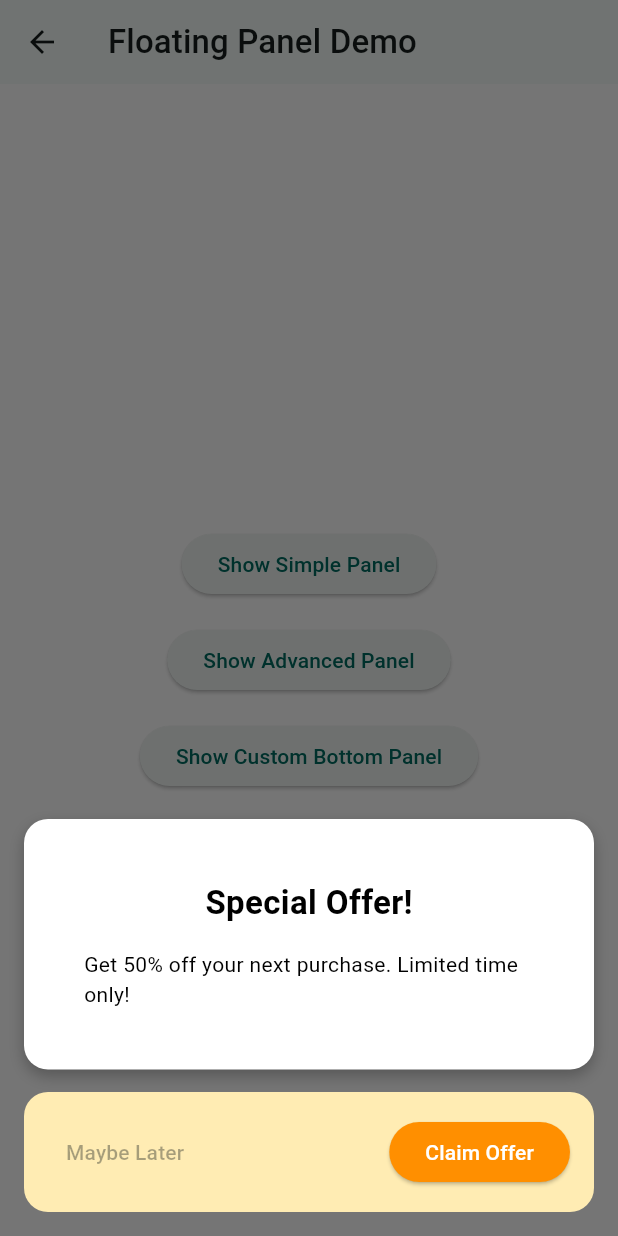
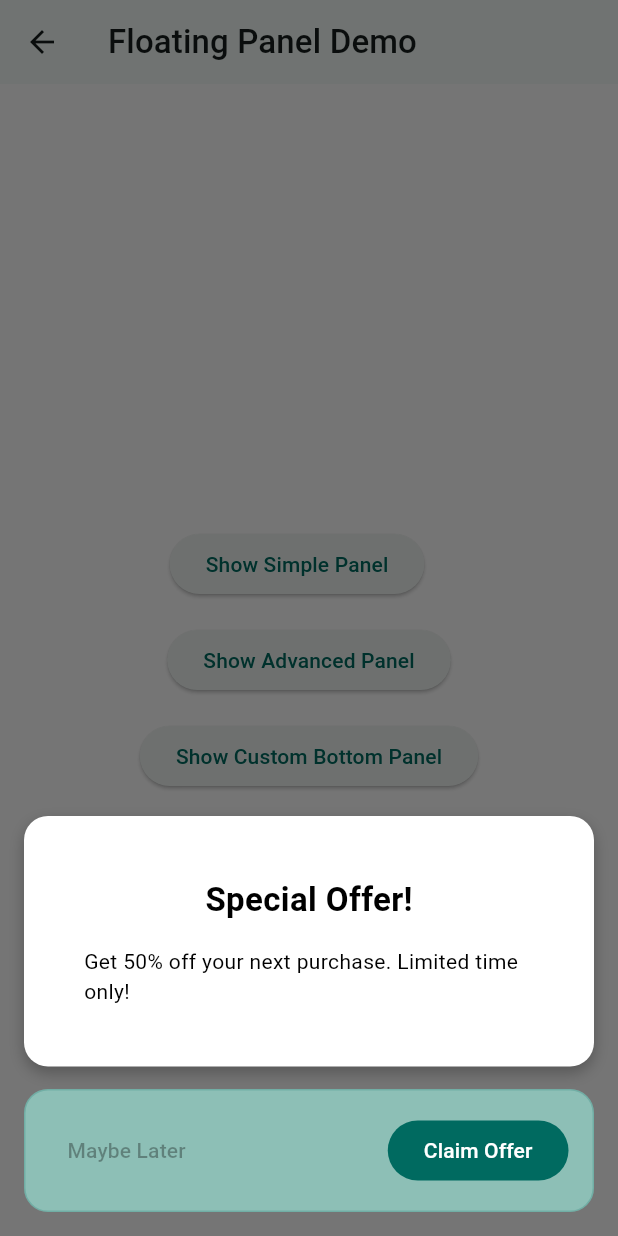
Before and after one commit to FRANK732/s_design, a Flutter app: the SFloatingPanelPage screen opened directly, after a tap on "Show Simple Panel", after a tap on "Show Advanced Panel", after a tap on "Show Custom Bottom Panel", on a phone screen of 412 x 824 dp. Run offline on Flutter 3.47's test engine with Material 3 defaults, Android fonts, the phone set to English and light mode, and no system bars; our stand-ins replace flutter_spinkit, get, google_fonts, qr_flutter, shimmer; missing offline and left inert: flutter_highlighter.

Commit message:
feat: release sDesign v2.0.0 with architecture redesign and add SFloatingPanel example page

```diff
--- a/example/lib/pages/s_floating_panel_page.dart
+++ b/example/lib/pages/s_floating_panel_page.dart
@@ -24,7 +24,9 @@ class _SFloatingPanelPageState
       config:
           SFloatingPanelConfig(
         content: Container(
+          constraints: const BoxConstraints(maxWidth: 400),
           padding: const EdgeInsets.all(24),
+          child: SingleChildScrollView(
             child: Column(
               mainAxisSize: MainAxisSize.min,
               children: [
@@ -43,6 +45,7 @@ class _SFloatingPanelPageState
             ),
           ),
         ),
+      ),
     );
   }
 
@@ -55,7 +58,9 @@ class _SFloatingPanelPageState
       config:
           SFloatingPanelConfig(
         content: Container(
+          constraints: const BoxConstraints(maxWidth: 450),
           padding: const EdgeInsets.all(24),
+          child: SingleChildScrollView(
             child: Column(
               mainAxisSize: MainAxisSize.min,
               crossAxisAlignment: CrossAxisAlignment.start,
@@ -105,23 +110,24 @@ class _SFloatingPanelPageState
               ],
             ),
           ),
+        ),
         barrierColor: Colors.black.withOpacity(0.7),
         showCloseButton: true,
       ),
     );
   }
 
-  Future<void>
-      _showCustomBottomPanel(BuildContext context) async {
-    await SFloatingPanel
-        .show(
-      context:
-          context,
-      config:
-          SFloatingPanelConfig(
+  Future<void> _showCustomBottomPanel(BuildContext context) async {
+    final theme = Theme.of(context);
+
+    await SFloatingPanel.show(
+      context: context,
+      config: SFloatingPanelConfig(
         content: Container(
+          width: 450,
           padding: const EdgeInsets.all(24),
-          child: const Column(
+          child: const SingleChildScrollView(
+            child: Column(
               mainAxisSize: MainAxisSize.min,
               children: [
                 Text(
@@ -133,14 +139,22 @@ class _SFloatingPanelPageState
               ],
             ),
           ),
+        ),
         customBottomWidget: Container(
+          width: 450,
           padding: const EdgeInsets.all(16),
           decoration: BoxDecoration(
-            color: Colors.amber[100],
+            color: theme.colorScheme.primaryContainer.withAlpha(150),
             borderRadius: BorderRadius.circular(16),
+            border: Border.all(
+              color: theme.colorScheme.primary.withAlpha(50),
             ),
-          child: Row(
-            mainAxisAlignment: MainAxisAlignment.spaceBetween,
+          ),
+          child: Wrap(
+            alignment: WrapAlignment.spaceBetween,
+            crossAxisAlignment: WrapCrossAlignment.center,
+            spacing: 16,
+            runSpacing: 8,
             children: [
               const TextButton(
                 onPressed: null,
@@ -148,8 +162,9 @@ class _SFloatingPanelPageState
               ),
               ElevatedButton(
                 style: ElevatedButton.styleFrom(
-                  backgroundColor: Colors.amber[800],
-                  foregroundColor: Colors.white,
+                  backgroundColor: theme.colorScheme.primary,
+                  foregroundColor: theme.colorScheme.onPrimary,
+                  elevation: 0,
                 ),
                 onPressed: () {
                   ScaffoldMessenger.of(context).showSnackBar(
@@ -170,14 +185,19 @@ class _SFloatingPanelPageState
       BuildContext
           context) {
     return SScaffold(
+      centerBody:
+          true,
       appBar:
           AppBar(
         title: const Text('Floating Panel Demo'),
       ),
       renderBody: (BuildContext context) =>
-          Center(
-        child: Column(
-          mainAxisAlignment: MainAxisAlignment.center,
+          SingleChildScrollView(
+        padding: const EdgeInsets.all(24),
+        child: Wrap(
+          alignment: WrapAlignment.center,
+          spacing: 16,
+          runSpacing: 16,
           children: [
             ElevatedButton(
               onPressed: () => _showSimplePanel(context),
@@ -188,7 +208,6 @@ class _SFloatingPanelPageState
               onPressed: () => _showAdvancedPanel(context),
               child: const Text('Show Advanced Panel'),
             ),
-            const SizedBox(height: 16),
             ElevatedButton(
               onPressed: () => _showCustomBottomPanel(context),
               child: const Text('Show Custom Bottom Panel'),
```
Also changed, not shown: example/pubspec.lock, 1 other file. Lines whose indentation alone changed are shown as unchanged.
